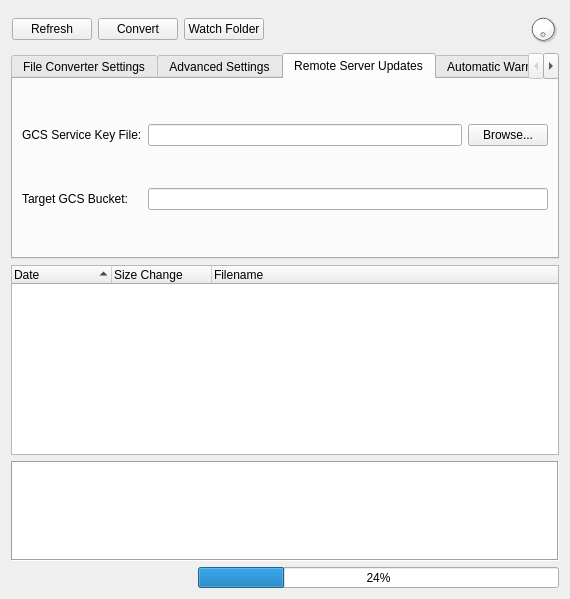
Qt form src/mzwatcher/mzWatcherGui.ui (eugenemel/maven) before a commit.
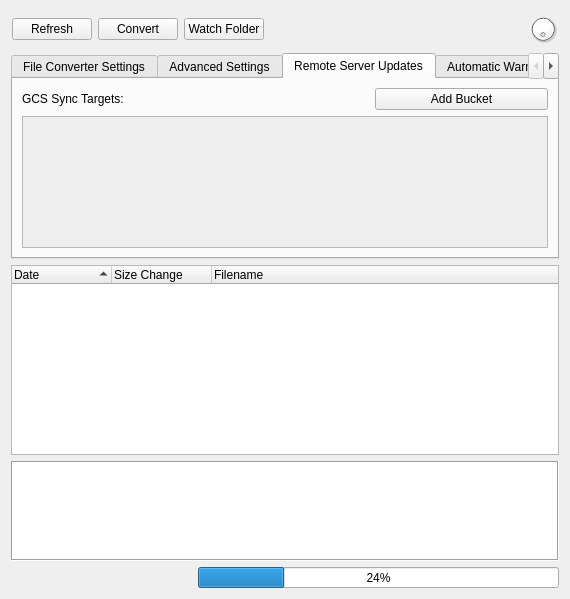
The same form after that commit. The open tabs and pages were chosen to show the change. Icons and pictures are not drawn.

Commit message: Issue 866: Support multiple buckets.

```diff
--- a/src/mzwatcher/mzWatcherGui.ui
+++ b/src/mzwatcher/mzWatcherGui.ui
@@ -424,33 +424,34 @@
        <string>Remote Server Updates</string>
       </attribute>
       <layout class="QGridLayout" name="gridLayout_4">
-       <item row="0" column="0">
+       <item row="0" column="0" colspan="2">
         <widget class="QLabel" name="label_11">
          <property name="text">
-          <string>GCS Service Key File:</string>
+          <string>GCS Sync Targets:</string>
          </property>
         </widget>
        </item>
-       <item row="0" column="1">
-        <widget class="QLineEdit" name="gcsKeyFileEdit"/>
-       </item>
        <item row="0" column="2">
         <widget class="QPushButton" name="gcsKeyFileButton">
          <property name="text">
-          <string>Browse...</string>
+          <string>Add Bucket</string>
          </property>
         </widget>
        </item>
-       <item row="1" column="0">
-        <widget class="QLabel" name="label_12">
-         <property name="text">
-          <string>Target GCS Bucket:</string>
+       <item row="1" column="0" colspan="3">
+        <widget class="QScrollArea" name="gcsSyncTargetsScrollArea">
+         <property name="widgetResizable">
+          <bool>true</bool>
          </property>
+         <widget class="QWidget" name="gcsSyncTargetsContainer">
+          <layout class="QVBoxLayout" name="gcsSyncTargetsContainerLayout">
+           <property name="margin">
+            <number>0</number>
+           </property>
+          </layout>
+         </widget>
         </widget>
        </item>
-       <item row="1" column="1" colspan="2">
-        <widget class="QLineEdit" name="targetBucketEdit"/>
-       </item>
       </layout>
      </widget>
      <widget class="QWidget" name="tab_3">
```
Left out of the diff: 2 changed lines with no effect on the pictures. The commit also changes 7 other files.
